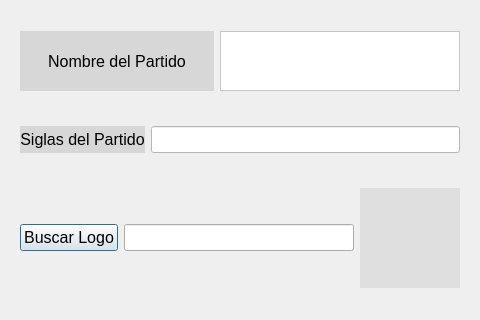
First picture: the form in ventanas/introducirPartido.ui, repository Fnapo/03Corrupcion, before the edit.
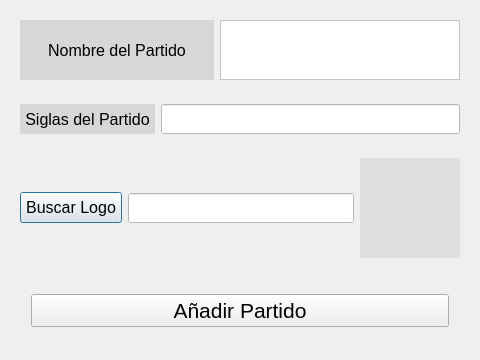
Second picture: the form after the edit.

Diff of the .ui file:
```diff
--- a/ventanas/introducirPartido.ui
+++ b/ventanas/introducirPartido.ui
@@ -7,7 +7,7 @@
     <x>0</x>
     <y>0</y>
     <width>480</width>
-    <height>320</height>
+    <height>360</height>
    </rect>
   </property>
   <property name="sizePolicy">
@@ -19,13 +19,13 @@
   <property name="minimumSize">
    <size>
     <width>480</width>
-    <height>320</height>
+    <height>360</height>
    </size>
   </property>
   <property name="maximumSize">
    <size>
     <width>480</width>
-    <height>320</height>
+    <height>360</height>
    </size>
   </property>
   <property name="font">
@@ -138,7 +138,7 @@
         </font>
        </property>
        <property name="styleSheet">
-        <string notr="true">background-color: rgba(199, 199, 199, 150);</string>
+        <string notr="true">background-color: rgba(199, 199, 199, 150); padding: 5;</string>
        </property>
        <property name="text">
         <string>Siglas del Partido</string>
@@ -150,6 +150,12 @@
      </item>
      <item>
       <widget class="QLineEdit" name="inputSiglas">
+       <property name="minimumSize">
+        <size>
+         <width>0</width>
+         <height>30</height>
+        </size>
+       </property>
        <property name="cursor">
         <cursorShape>PointingHandCursor</cursorShape>
        </property>
@@ -179,6 +185,9 @@
        <property name="cursor">
         <cursorShape>PointingHandCursor</cursorShape>
        </property>
+       <property name="styleSheet">
+        <string notr="true">padding: 5;</string>
+       </property>
        <property name="text">
         <string>Buscar Logo</string>
        </property>
@@ -186,6 +195,15 @@
      </item>
      <item>
       <widget class="QLineEdit" name="inputLogo">
+       <property name="minimumSize">
+        <size>
+         <width>0</width>
+         <height>30</height>
+        </size>
+       </property>
+       <property name="styleSheet">
+        <string>background-color: rgb(255, 255, 255); padding: 0 5;</string>
+       </property>
        <property name="inputMethodHints">
         <set>Qt::ImhUrlCharactersOnly</set>
        </property>
@@ -227,6 +245,60 @@
      </item>
     </layout>
    </item>
+   <item row="3" column="0">
+    <layout class="QHBoxLayout" name="horizontalLayout_4">
+     <item>
+      <spacer name="verticalSpacer">
+       <property name="orientation">
+        <enum>Qt::Vertical</enum>
+       </property>
+       <property name="sizeHint" stdset="0">
+        <size>
+         <width>20</width>
+         <height>40</height>
+        </size>
+       </property>
+      </spacer>
+     </item>
+     <item>
+      <widget class="QPushButton" name="botonAdd">
+       <property name="minimumSize">
+        <size>
+         <width>0</width>
+         <height>30</height>
+        </size>
+       </property>
+       <property name="font">
+        <font>
+         <pointsize>16</pointsize>
+        </font>
+       </property>
+       <property name="cursor">
+        <cursorShape>PointingHandCursor</cursorShape>
+       </property>
+       <property name="text">
+        <string>Añadir Partido</string>
+       </property>
+       <property name="autoDefault">
+        <bool>true</bool>
+       </property>
+      </widget>
+     </item>
+     <item>
+      <spacer name="verticalSpacer_2">
+       <property name="orientation">
+        <enum>Qt::Vertical</enum>
+       </property>
+       <property name="sizeHint" stdset="0">
+        <size>
+         <width>20</width>
+         <height>40</height>
+        </size>
+       </property>
+      </spacer>
+     </item>
+    </layout>
+   </item>
   </layout>
  </widget>
  <resources/>
```
Left out of the diff: 2 changed lines with no effect on the pictures.
